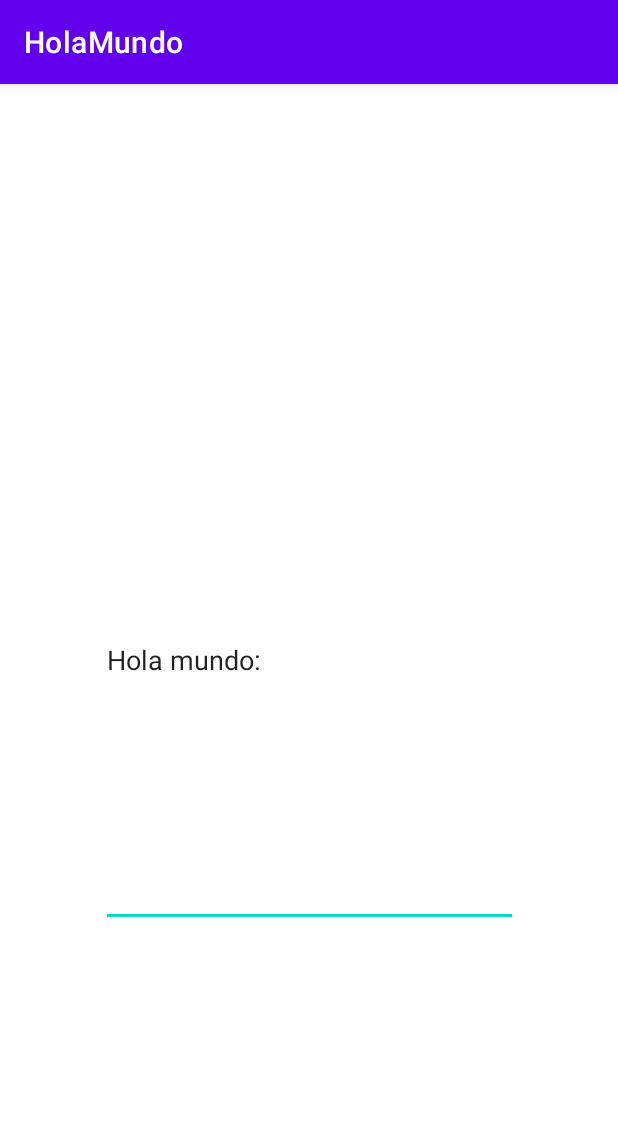
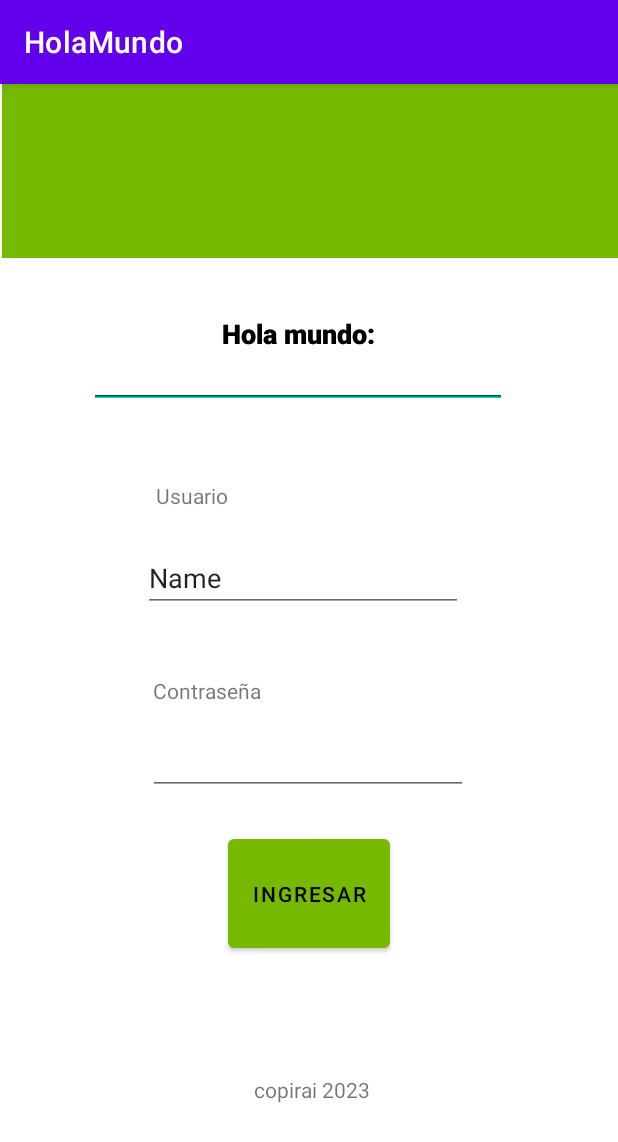
Before and after one commit to richelybranch/HolaMundo, an Android app: the screen it shows after launch (PrimerActivity), on a phone screen of 412 x 824 dp. Shown: the top 1142 px of the screen. Run offline under Robolectric (Android 15) with nearby library versions, the phone set to English and light mode, and no system bars.

Commit message:
cambio de estilo en hola mundo

```diff
--- a/app/src/main/res/layout/activity_primer.xml
+++ b/app/src/main/res/layout/activity_primer.xml
@@ -1,23 +1,138 @@
 <?xml version="1.0" encoding="utf-8"?>
-<androidx.constraintlayout.widget.ConstraintLayout xmlns:android="http://schemas.android.com/apk/res/android"
+<RelativeLayout xmlns:android="http://schemas.android.com/apk/res/android"
     xmlns:app="http://schemas.android.com/apk/res-auto"
     xmlns:tools="http://schemas.android.com/tools"
     android:id="@+id/refactor"
     android:layout_width="match_parent"
     android:layout_height="match_parent"
-    tools:context=".PrimerActivity" >
+    tools:context=".PrimerActivity">
 
     <EditText
         android:id="@+id/editTextText8"
-        android:layout_width="278dp"
-        android:layout_height="356dp"
+        android:layout_width="wrap_content"
+        android:layout_height="61dp"
+        android:layout_alignParentStart="true"
+        android:layout_alignParentTop="true"
+        android:layout_alignParentEnd="true"
+        android:layout_alignParentBottom="true"
+        android:layout_marginStart="59dp"
+        android:layout_marginTop="118dp"
+        android:layout_marginEnd="74dp"
+        android:layout_marginBottom="552dp"
+        android:autofillHints=""
+        android:ems="10"
+        android:fontFamily="sans-serif-black"
+        android:inputType="text"
+        android:lineSpacingExtra="10sp"
+        android:text="@string/hola_mundo"
+        android:textAlignment="center"
+        android:textColor="#000000"
+        android:typeface="sans"
+        tools:ignore="LabelFor" />
+
+    <EditText
+        android:id="@+id/editTextText2"
+        android:layout_width="wrap_content"
+        android:layout_height="61dp"
+        android:layout_alignParentStart="true"
+        android:layout_alignParentTop="true"
+        android:layout_alignParentEnd="true"
+        android:layout_alignParentBottom="true"
+        android:layout_marginStart="59dp"
+        android:layout_marginTop="118dp"
+        android:layout_marginEnd="74dp"
+        android:layout_marginBottom="552dp"
+        android:autofillHints=""
+        android:ems="10"
+        android:fontFamily="sans-serif-black"
+        android:inputType="text"
+        android:lineSpacingExtra="10sp"
+        android:text="@string/hola_mundo"
+        android:textAlignment="center"
+        android:textColor="#000000"
+        android:typeface="sans"
+        tools:ignore="LabelFor" />
+
+    <Button
+        android:id="@+id/button"
+        android:layout_width="wrap_content"
+        android:layout_height="wrap_content"
+        android:layout_alignParentStart="true"
+        android:layout_alignParentTop="true"
+        android:layout_alignParentBottom="true"
+        android:layout_marginStart="152dp"
+        android:layout_marginTop="497dp"
+        android:layout_marginBottom="186dp"
+        android:text="Ingresar"
+        android:textColor="#000000"
+        app:backgroundTint="#76B900" />
+
+    <EditText
+        android:id="@+id/editTextText"
+        android:layout_width="412dp"
+        android:layout_height="79dp"
+        android:layout_alignParentTop="true"
+        android:layout_alignParentEnd="true"
+        android:layout_alignParentBottom="true"
+        android:layout_marginTop="0dp"
+        android:layout_marginEnd="-1dp"
+        android:layout_marginBottom="652dp"
+        android:ems="10"
+        android:foreground="#76B900"
+        android:inputType="text"
+        android:text="hey" />
+
+    <EditText
+        android:id="@+id/editTextTextPassword"
+        android:layout_width="wrap_content"
+        android:layout_height="wrap_content"
+        android:layout_alignParentEnd="true"
+        android:layout_alignParentBottom="true"
+        android:layout_marginEnd="100dp"
+        android:layout_marginBottom="294dp"
+        android:ems="10"
+        android:inputType="textPassword" />
+
+    <EditText
+        android:id="@+id/editTextText3"
+        android:layout_width="wrap_content"
+        android:layout_height="wrap_content"
+        android:layout_alignParentEnd="true"
+        android:layout_alignParentBottom="true"
+        android:layout_marginEnd="103dp"
+        android:layout_marginBottom="416dp"
         android:ems="10"
         android:inputType="text"
-        android:text="@string/hola_mundo"
-        app:layout_constraintBottom_toBottomOf="parent"
-        app:layout_constraintEnd_toEndOf="parent"
-        app:layout_constraintStart_toStartOf="parent"
-        app:layout_constraintTop_toTopOf="parent"
-        android:autofillHints=""
-        tools:ignore="LabelFor" />
-</androidx.constraintlayout.widget.ConstraintLayout>
+        android:text="Name" />
+
+    <TextView
+        android:id="@+id/textView"
+        android:layout_width="wrap_content"
+        android:layout_height="wrap_content"
+        android:layout_alignParentEnd="true"
+        android:layout_alignParentBottom="true"
+        android:layout_marginEnd="260dp"
+        android:layout_marginBottom="484dp"
+        android:text="Usuario" />
+
+    <TextView
+        android:id="@+id/textView3"
+        android:layout_width="wrap_content"
+        android:layout_height="wrap_content"
+        android:layout_alignParentEnd="true"
+        android:layout_alignParentBottom="true"
+        android:layout_marginEnd="165dp"
+        android:layout_marginBottom="88dp"
+        android:text="copirai 2023" />
+
+    <TextView
+        android:id="@+id/textView2"
+        android:layout_width="wrap_content"
+        android:layout_height="wrap_content"
+        android:layout_alignParentEnd="true"
+        android:layout_alignParentBottom="true"
+        android:layout_marginEnd="238dp"
+        android:layout_marginBottom="354dp"
+        android:text="Contraseña" />
+
+</RelativeLayout>
```
